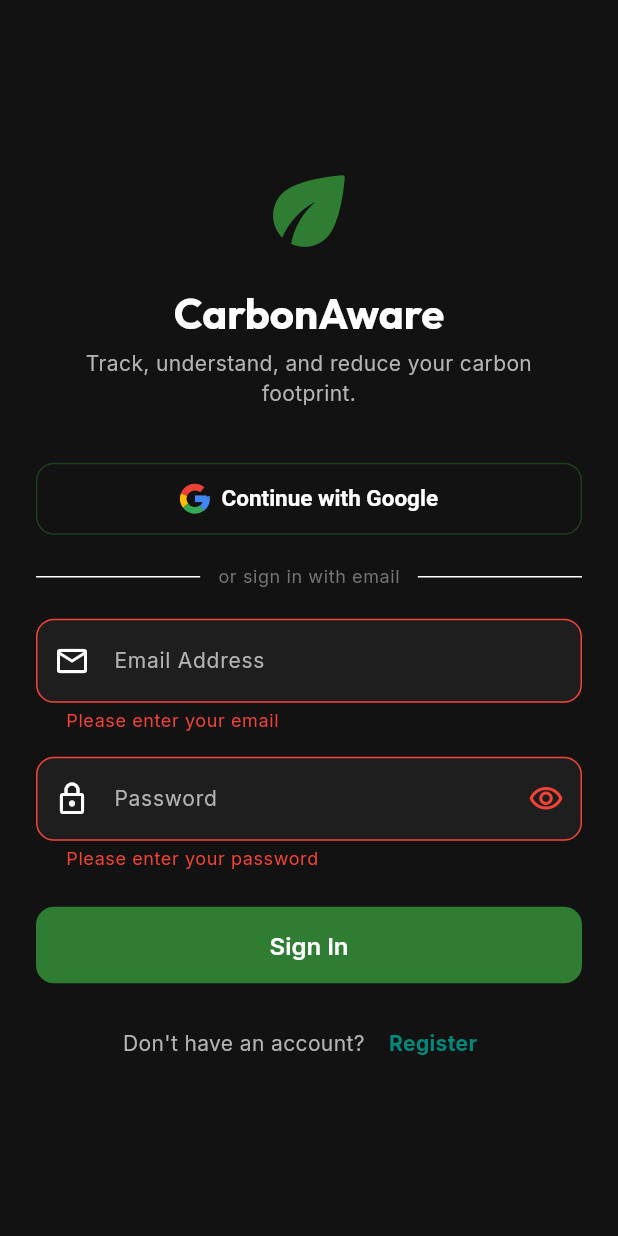
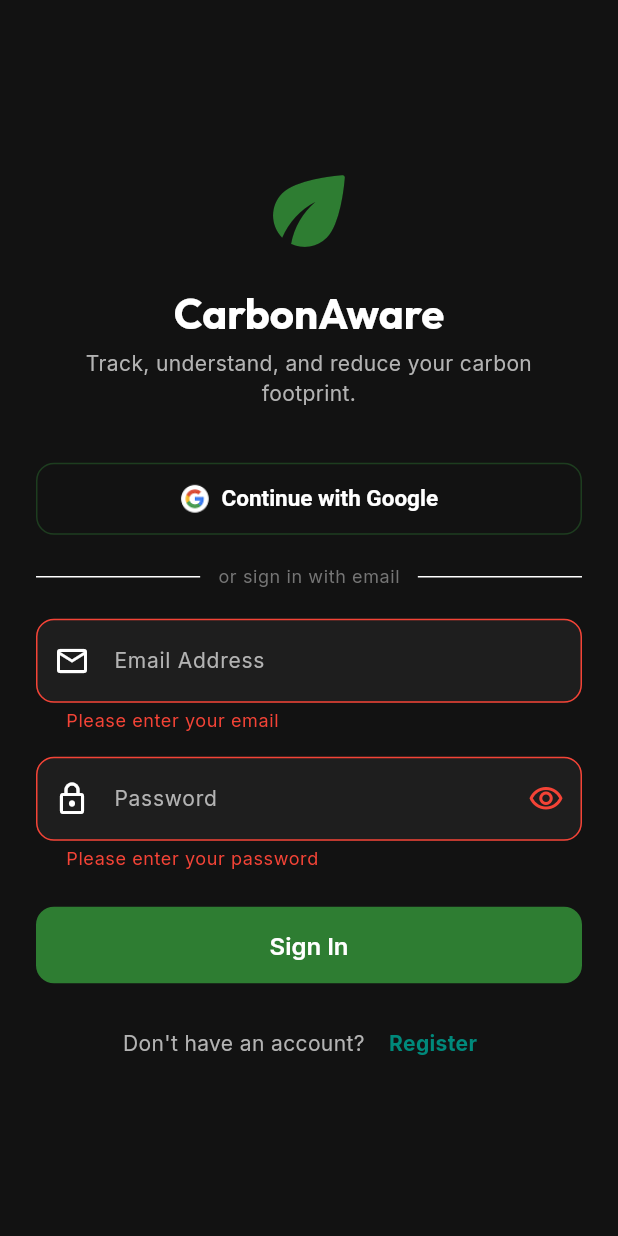
Before and after one commit to Saip2503/CarbonAware, a Flutter app: the screen it shows after launch, after a tap on "Sign In", on a phone screen of 412 x 824 dp. Run offline on Flutter 3.47's test engine with Material 3 defaults, Android fonts, the phone set to English and light mode, and no system bars; our stand-ins replace cloud_firestore, firebase_auth, firebase_core, fl_chart, flutter_dotenv, flutter_riverpod and 4 more; accounts and stored records are empty.

Commit message:
refactor: use googlelogo.png image asset instead of CustomPainter logo

```diff
--- a/lib/features/auth/presentation/views/login_screen.dart
+++ b/lib/features/auth/presentation/views/login_screen.dart
@@ -134,7 +134,11 @@
                               width: 18,
                               child: CircularProgressIndicator(strokeWidth: 2),
                             )
-                          : _GoogleLogo(),
+                          : Image.asset(
+                              'assets/googlelogo.png',
+                              width: 20,
+                              height: 20,
+                            ),
                       label: const Text('Continue with Google'),
                       style: OutlinedButton.styleFrom(
                         padding: const EdgeInsets.symmetric(vertical: 14),
@@ -306,60 +310,3 @@
     );
   }
 }
-
-/// Paints the Google "G" logo using CustomPaint for accurate branding.
-class _GoogleLogo extends StatelessWidget {
-  @override
-  Widget build(BuildContext context) {
-    return CustomPaint(
-      size: const Size(20, 20),
-      painter: _GoogleLogoPainter(),
-    );
-  }
-}
-
-class _GoogleLogoPainter extends CustomPainter {
-  @override
-  void paint(Canvas canvas, Size size) {
-    final double length = size.width;
-    final double arcThickness = length / 4.5;
-
-    // Inset bounds to prevent clipping of the stroke
-    final Rect bounds = Rect.fromLTWH(
-      arcThickness / 2,
-      arcThickness / 2,
-      length - arcThickness,
-      length - arcThickness,
-    );
-
-    final paint = Paint()
-      ..style = PaintingStyle.stroke
-      ..strokeWidth = arcThickness;
-
-    void drawArc(double startAngle, double sweepAngle, Color color) {
-      canvas.drawArc(bounds, startAngle, sweepAngle, false, paint..color = color);
-    }
-
-    // Drawing the arcs of the "G"
-    drawArc(3.5, 1.9, const Color(0xFFEA4335)); // Red
-    drawArc(2.5, 1.0, const Color(0xFFFBBC05)); // Yellow
-    drawArc(0.9, 1.6, const Color(0xFF34A853)); // Green
-    drawArc(-0.18, 1.1, const Color(0xFF4285F4)); // Blue
-
-    // Draw the horizontal blue bar extending to the center
-    final barPaint = Paint()
-      ..color = const Color(0xFF4285F4)
-      ..style = PaintingStyle.fill;
-
-    final barRect = Rect.fromLTRB(
-      length / 2,
-      length / 2 - arcThickness / 2,
-      length - arcThickness / 2,
-      length / 2 + arcThickness / 2,
-    );
-    canvas.drawRect(barRect, barPaint);
-  }
-
-  @override
-  bool shouldRepaint(covariant CustomPainter oldDelegate) => false;
-}
--- a/pubspec.yaml
+++ b/pubspec.yaml
@@ -75,6 +75,7 @@
 
   assets:
     - .env
+    - assets/googlelogo.png
 
   # To add assets to your application, add an assets section, like this:
   # assets:
```
Also changed, not shown: assets/googlelogo.png (added), firebase.json.
